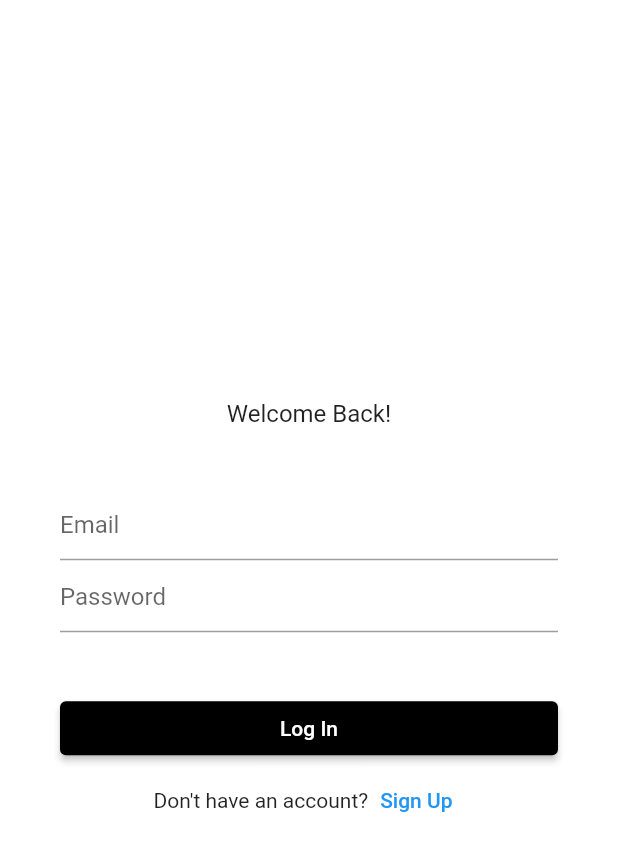
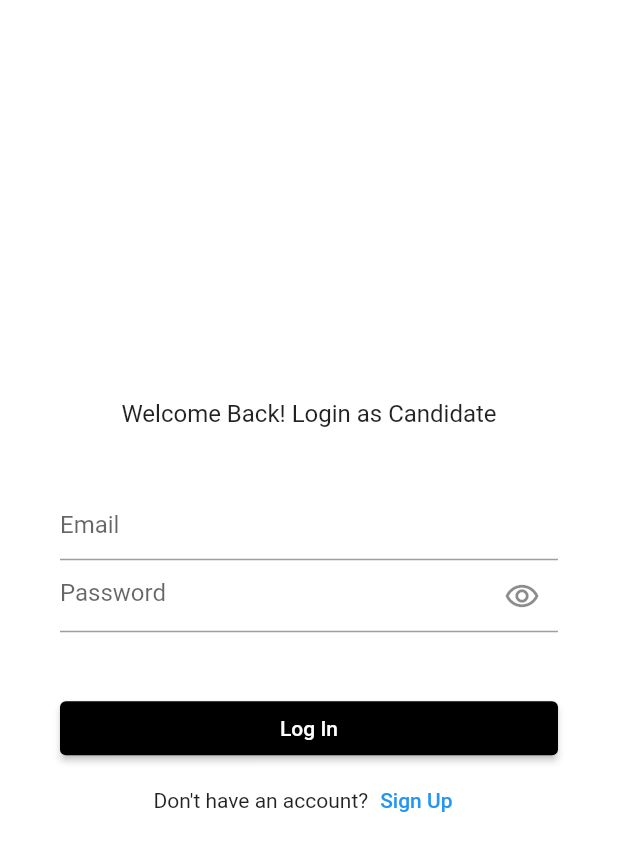
Before and after one commit to tulsipatel1199/women_job_app, a Flutter app: the screen it shows after launch, after a tap on an icon or button, on a phone screen of 412 x 824 dp. Shown: the top 851 px of the screen. Run offline on Flutter 3.47's test engine with Material 2 defaults, Android fonts, the phone set to English and light mode, and no system bars; our stand-ins replace cloud_firestore, email_validator, firebase_auth, firebase_core, flutter_svg, get and 1 more; accounts and stored records are empty.

Commit message:
complete app

```diff
--- a/lib/candidate/controllers/profile_controller.dart
+++ b/lib/candidate/controllers/profile_controller.dart
@@ -26,9 +26,6 @@ class ProfileController extends GetxController{
    DocumentSnapshot ds = await fs.collection('users').doc(user!.uid).get();
    name.value = ds.get('name');
    email.value = ds.get('email');
-
-
-   debugPrint("name--->>>${name.value}, email--->>>${email.value}");
   }catch(e){
    debugPrint("$e");
   }
--- a/lib/candidate/screens/login_screen.dart
+++ b/lib/candidate/screens/login_screen.dart
@@ -1,5 +1,6 @@
 import 'package:flutter/material.dart';
 import 'package:get/get.dart';
+import 'package:get_storage/get_storage.dart';
 import 'package:women_job_app/common/auth_controllers/auth_controller.dart';
 import '../../common/screens/common_base_screen.dart';
 import 'signup_screen.dart';
@@ -14,7 +15,7 @@ class LoginScreen extends StatelessWidget {
       child: ListView(
         shrinkWrap: true,
       children: [
-        Center(child: Text("Welcome Back!", style: Theme.of(context).textTheme.titleMedium)),
+        Center(child: Text(isCandidateLogin?"Welcome Back! Login as Candidate":"Welcome Back! Login as Recruiter", style: Theme.of(context).textTheme.titleMedium, textAlign: TextAlign.justify)),
         const SizedBox(
           height: 40,
         ),
@@ -25,13 +26,17 @@ class LoginScreen extends StatelessWidget {
           ),
           keyboardType: TextInputType.emailAddress,
         ),
-        TextField(
+        Obx(()=>TextField(
           controller: authController.passCtr.value,
-          decoration: const InputDecoration(
-            hintText: "Password",
+          decoration: InputDecoration(
+              hintText: "Password",
+              suffixIcon: IconButton(onPressed:(){
+                debugPrint(authController.hidePassword.value.toString());
+                authController.hidePassword.value=!authController.hidePassword.value;
+              },icon: authController.hidePassword.value?Icon(Icons.remove_red_eye_outlined):Icon(Icons.remove_red_eye_sharp))
           ),
-          obscureText: true,
-        ),
+          obscureText: authController.hidePassword.value,
+        ),),
         const SizedBox(
           height: 40,
         ),
--- a/lib/candidate/screens/signup_screen.dart
+++ b/lib/candidate/screens/signup_screen.dart
@@ -14,7 +14,7 @@ class SignupScreen extends StatelessWidget {
       child: ListView(
         shrinkWrap: true,
         children: [
-          Center(child: Text("Register Yourself to get you dream job!", style: Theme.of(context).textTheme.titleMedium)),
+          Center(child: Text(isCandidateSignup?"Register yourself as Candidate!":"Register yourself as Recruiter!", style: Theme.of(context).textTheme.titleMedium, textAlign: TextAlign.justify)),
           const SizedBox(
             height: 40,
           ),
--- a/lib/common/auth_controllers/auth_controller.dart
+++ b/lib/common/auth_controllers/auth_controller.dart
@@ -9,6 +9,8 @@ import 'package:women_job_app/candidate/screens/dashboard_screen.dart';
 
 class AuthController extends GetxController{
   final auth = FirebaseAuth.instance;
+
+  RxBool hidePassword = true.obs;
 
   Rx<TextEditingController> nameCtr = TextEditingController().obs;
   Rx<TextEditingController> emailCtr = TextEditingController().obs;
@@ -47,7 +49,7 @@ class AuthController extends GetxController{
         }
       }else{debugPrint
         ("error!!! please enter 6 digit");
-        Get.snackbar("Enter 6 digit password", "Enter 6 digit passowrd");
+        Get.snackbar("Enter 6 digit password", "Enter 6 digit password");
       }
     }
     else{
```
Also changed, not shown: lib/candidate/controllers/recruiter_controller.dart (+10 -14 lines), lib/candidate/screens/add_job_screen.dart (+5 -2 lines), lib/candidate/screens/profile_screen.dart (+9 -30 lines), lib/common/alert_dialog_widget.dart (added, +42 -0 lines), 10 other files.
